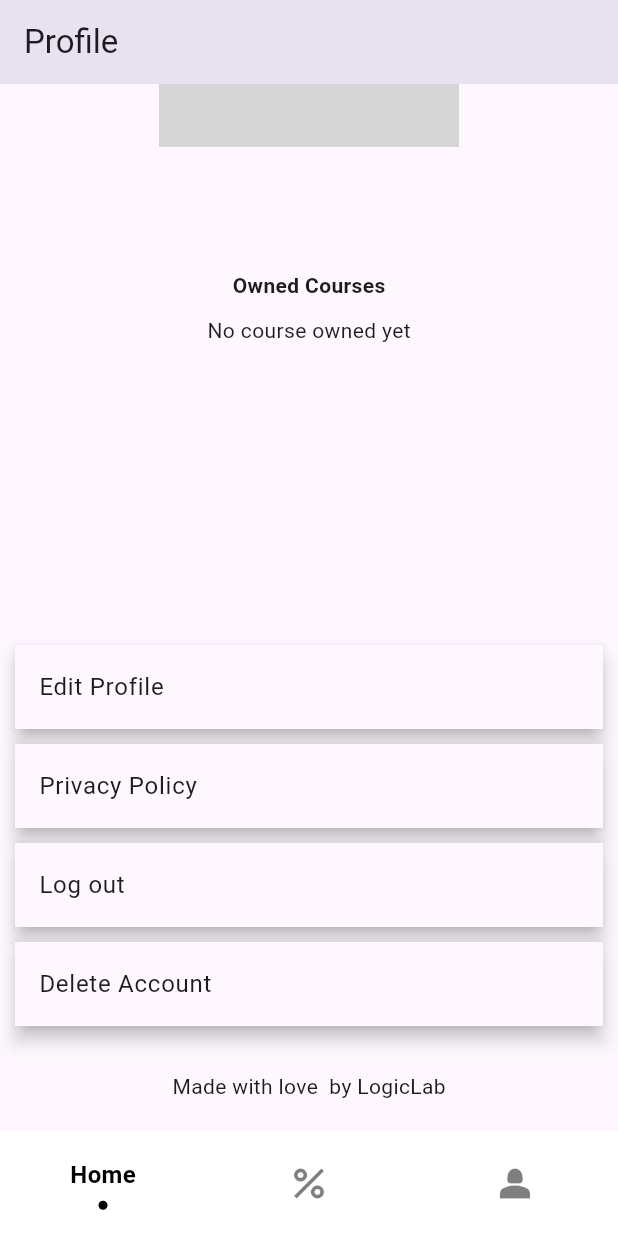
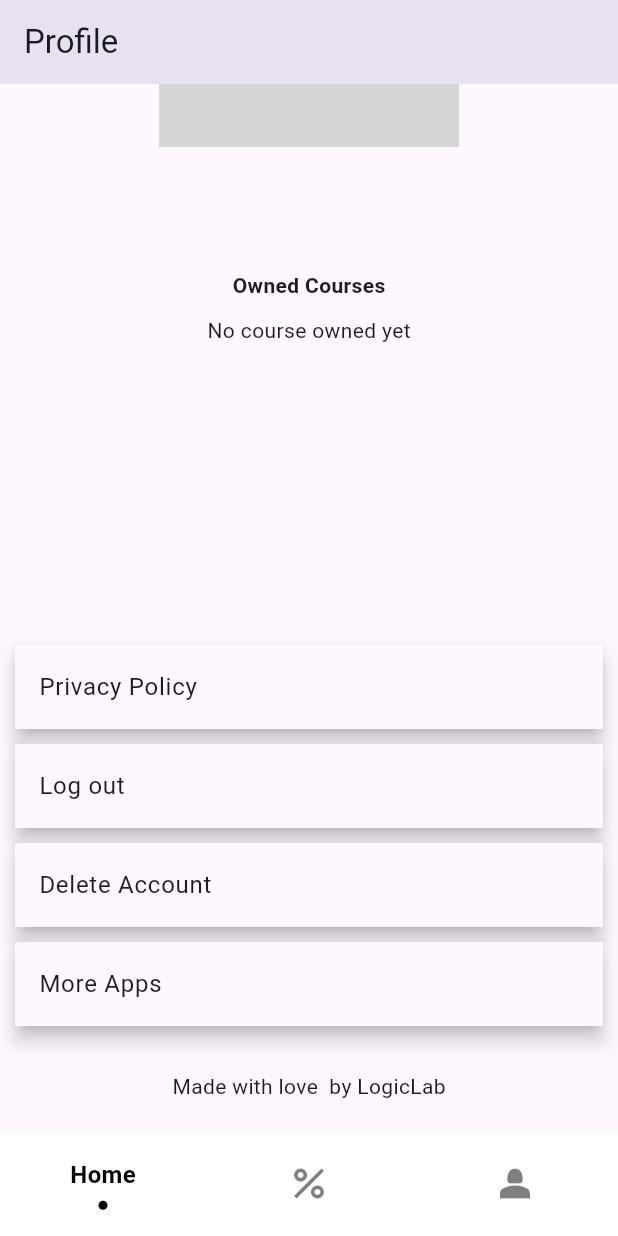
Before and after one commit to GPT-Moonshots/prep-star, a Flutter app: the Settings screen opened by its route, scrolled down 158 dp, on a phone screen of 412 x 824 dp. Run offline on Flutter 3.47's test engine with Material 3 defaults, Android fonts, the phone set to English and light mode, and no system bars; drawn by our look-alikes of sliding_clipped_nav_bar; our stand-ins replace cloud_firestore, firebase_auth, firebase_core, flutter_login, flutter_secure_storage, font_awesome_flutter and 5 more; accounts and stored records are empty; network calls fail; grey boxes are pictures that could not be loaded.

Commit message:
update fields of of profile page

```diff
--- a/lib/Service/Auth/o_auth.dart
+++ b/lib/Service/Auth/o_auth.dart
@@ -84,9 +84,9 @@ class OauthService {
     }
   }
 
-  static void logout(BuildContext context) async {
+  static Future<void> logout(BuildContext context) async {
     await _storage.deleteAll();
-    FirebaseAuth.instance.signOut();
+    await FirebaseAuth.instance.signOut();
     context.goNamed('Login');
   }
 }
--- a/lib/View/Profile/profile.dart
+++ b/lib/View/Profile/profile.dart
@@ -1,6 +1,7 @@
 import 'package:flutter/material.dart';
 import 'package:prepstar/Model/question_model.dart';
 import 'package:prepstar/Model/user_model.dart';
+import 'package:prepstar/Service/Auth/o_auth.dart';
 import 'package:prepstar/Service/Database/user.dart';
 import 'package:prepstar/View/HomePage/Widgets/course_corousel.dart';
 
@@ -99,17 +100,6 @@ class _SettingsState extends State<Settings> {
                             child: ListTile(
                               splashColor: Colors.blue.shade100,
                               onTap: () {},
-                              title: const Text('Edit Profile'),
-                            ),
-                          ),
-                          const SizedBox(
-                            height: 10,
-                          ),
-                          Material(
-                            elevation: 5,
-                            child: ListTile(
-                              splashColor: Colors.blue.shade100,
-                              onTap: () {},
                               title: const Text('Privacy Policy'),
                             ),
                           ),
@@ -120,7 +110,9 @@ class _SettingsState extends State<Settings> {
                             elevation: 5,
                             child: ListTile(
                               splashColor: Colors.blue.shade100,
-                              onTap: () {},
+                              onTap: () async {
+                                await OauthService.logout(context);
+                              },
                               title: const Text('Log out'),
                             ),
                           ),
@@ -133,6 +125,17 @@ class _SettingsState extends State<Settings> {
                               splashColor: Colors.blue.shade100,
                               onTap: () {},
                               title: const Text('Delete Account'),
+                            ),
+                          ),
+                          const SizedBox(
+                            height: 10,
+                          ),
+                          Material(
+                            elevation: 5,
+                            child: ListTile(
+                              splashColor: Colors.blue.shade100,
+                              onTap: () {},
+                              title: const Text('More Apps'),
                             ),
                           ),
                           const SizedBox(
```
